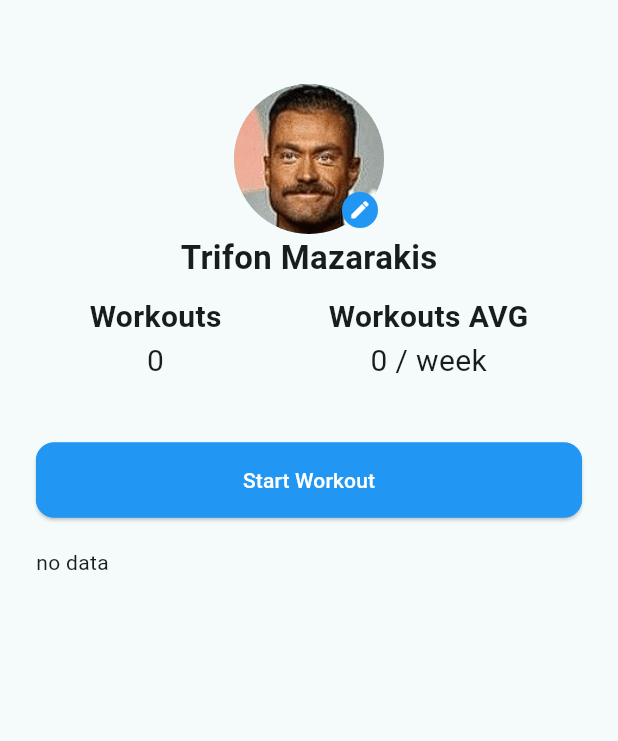
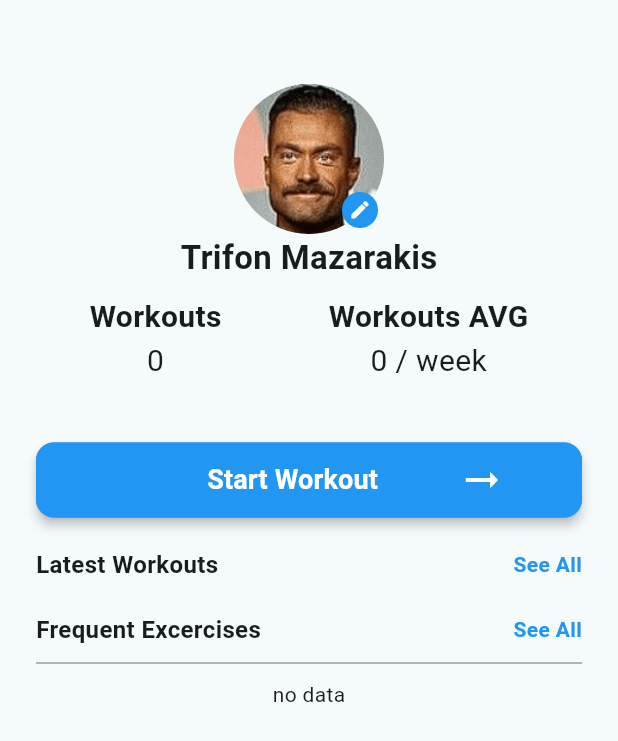
Before and after one commit to Tryferos/Workout, a Flutter app: the screen it shows after launch, on a phone screen of 412 x 824 dp. Shown: the top 741 px of the screen. Run offline on Flutter 3.47's test engine with Material 2 defaults, Android fonts, the phone set to English and light mode, and no system bars; our stand-ins replace pie_chart, sqflite; accounts and stored records are empty.

Commit message:
add recent workouts on landing page

```diff
--- a/lib/landing/charts.dart
+++ b/lib/landing/charts.dart
@@ -17,7 +17,29 @@ class _ExcercisesChartState extends State<ExcercisesChart> {
 
   @override
   Widget build(BuildContext context) {
-    return FutureBuilder(
+    return Column(
+      children: [
+        const Row(
+          mainAxisAlignment: MainAxisAlignment.spaceBetween,
+          children: [
+            Text(
+              'Frequent Excercises',
+              style: TextStyle(fontSize: 16, fontWeight: FontWeight.bold),
+            ),
+            Text(
+              'See All',
+              style: TextStyle(
+                  fontSize: 14,
+                  fontWeight: FontWeight.w600,
+                  color: Colors.blue),
+            ),
+          ],
+        ),
+        const Divider(
+          height: 22,
+          color: Colors.grey,
+        ),
+        FutureBuilder(
             builder: (context, snapshot) {
               if (snapshot.hasData) {
                 if (snapshot.data!.isEmpty) return const Text('no data');
@@ -72,6 +94,8 @@ class _ExcercisesChartState extends State<ExcercisesChart> {
               }
               return const CircularProgressIndicator();
             },
-        future: ExcerciseInfo.excercisesFrequent());
+            future: ExcerciseInfo.excercisesFrequent()),
+      ],
+    );
   }
 }
--- a/lib/landing/layout.dart
+++ b/lib/landing/layout.dart
@@ -1,6 +1,7 @@
 import 'package:flutter/material.dart';
 import 'package:flutter_application_1/landing/charts.dart';
 import 'package:flutter_application_1/landing/profiling.dart';
+import 'package:flutter_application_1/landing/recent.dart';
 
 import '../index.dart';
 
@@ -30,7 +31,14 @@ class _LayoutLandingState extends State<LayoutLanding> {
             SizedBox(
               height: 20,
             ),
+            RecentWorkouts(),
+            SizedBox(
+              height: 20,
+            ),
             ExcercisesChart(),
+            SizedBox(
+              height: 100,
+            )
           ],
         ),
       )),
@@ -48,6 +56,7 @@ class StartWorkoutButton extends StatelessWidget {
       height: 50,
       child: ElevatedButton(
           style: ButtonStyle(
+            elevation: MaterialStateProperty.all<double>(3),
             shape: MaterialStateProperty.all<RoundedRectangleBorder>(
                 RoundedRectangleBorder(
                     borderRadius: BorderRadius.circular(12.0),
@@ -60,11 +69,21 @@ class StartWorkoutButton extends StatelessWidget {
               MaterialPageRoute(builder: (context) => const BodyPartSelector()),
             );
           },
-        child: const Text(
-          'Start Workout',
-          style: TextStyle(color: Colors.white),
+          child: const Row(
+            mainAxisAlignment: MainAxisAlignment.spaceAround,
+            children: [
+              SizedBox(
+                width: 10,
               ),
-      ),
+              Text('Start Workout',
+                  style: TextStyle(
+                      color: Colors.white,
+                      fontSize: 18,
+                      fontWeight: FontWeight.bold)),
+              Icon(Icons.arrow_right_alt_outlined,
+                  color: Colors.white, size: 32)
+            ],
+          )),
     );
   }
 }
--- /dev/null
+++ b/lib/landing/recent.dart
@@ -0,0 +1,92 @@
+import 'dart:math';
+
+import 'package:flutter/material.dart';
+
+import '../main.dart';
+import '../session.dart';
+
+class RecentWorkouts extends StatefulWidget {
+  const RecentWorkouts({super.key});
+
+  @override
+  State<RecentWorkouts> createState() => _RecentWorkoutsState();
+}
+
+class _RecentWorkoutsState extends State<RecentWorkouts> {
+  List<String> bodyPartsTotal = [];
+  @override
+  void initState() {
+    super.initState();
+    setState(() {
+      for (var i = 0; i < min(2, sessions.length); i++) {
+        List<String> bodyParts = [];
+        sessions[i]
+            .excerciseInfo!
+            .map((element) => element.excercise.bodyPart)
+            .toList()
+            .forEach((element) {
+          if (!bodyParts.contains(element)) bodyParts.add(element);
+        });
+        bodyPartsTotal.add(bodyParts.join(', '));
+      }
+    });
+  }
+
+  @override
+  Widget build(BuildContext context) {
+    return Column(
+      children: [
+        const Row(
+          mainAxisAlignment: MainAxisAlignment.spaceBetween,
+          children: [
+            Text(
+              'Latest Workouts',
+              style: TextStyle(fontSize: 16, fontWeight: FontWeight.bold),
+            ),
+            Text(
+              'See All',
+              style: TextStyle(
+                  fontSize: 14,
+                  fontWeight: FontWeight.w600,
+                  color: Colors.blue),
+            ),
+          ],
+        ),
+        for (var i = 0; i < bodyPartsTotal.length; i++)
+          Padding(
+            padding: const EdgeInsets.only(top: 10),
+            child: ListTile(
+              shape: const RoundedRectangleBorder(
+                  side: BorderSide(color: Colors.grey, width: 0.75),
+                  borderRadius: BorderRadius.all(Radius.circular(10))),
+              leading: const Icon(Icons.fitness_center),
+              title: Text(
+                bodyPartsTotal[i],
+                style:
+                    const TextStyle(fontWeight: FontWeight.w700, fontSize: 16),
+              ),
+              trailing: Stack(
+                children: [
+                  PopupMenuButton<int>(
+                    offset: Offset.fromDirection(3, 40),
+                    onSelected: (item) => {},
+                    itemBuilder: (context) => [
+                      const PopupMenuItem<int>(
+                          value: 0, child: Text('View More')),
+                      const PopupMenuItem<int>(value: 1, child: Text('Delete')),
+                    ],
+                  ),
+                ],
+              ),
+              subtitle: Text(
+                  style: const TextStyle(
+                      fontWeight: FontWeight.w700,
+                      fontSize: 14,
+                      color: Color.fromARGB(255, 134, 131, 131)),
+                  '${sessions[i].excerciseInfo!.map((el) => el.sets.length).reduce((value, element) => value + element)} Sets, ${(sessions[i].duration / 60).round()}m | ${Session.getAgo(sessions[i].date)}'),
+            ),
+          )
+      ],
+    );
+  }
+}
--- a/lib/main.dart
+++ b/lib/main.dart
@@ -52,7 +52,7 @@ class _MyAppState extends State<MyApp> {
   @override
   Widget build(BuildContext context) {
     return MaterialApp(
-      title: 'Flutter Demo',
+      title: 'Workout',
       theme: ThemeData(
         colorScheme: ColorScheme.fromSeed(seedColor: Colors.white),
         useMaterial3: true,
--- a/lib/session.dart
+++ b/lib/session.dart
@@ -10,6 +10,26 @@ class Session extends StatefulWidget {
   const Session({super.key, required this.selectedBodyParts});
 
   final List<String> selectedBodyParts;
+
+  static String getAgo(int millis) {
+    DateTime date = DateTime.now();
+    int timePassed = ((date.millisecondsSinceEpoch - millis) / 1000).round();
+    String lastWorkout = '';
+
+    int hoursPassed = (timePassed / 3600).round();
+    if (hoursPassed < 24) {
+      return '${hoursPassed}h ago';
+    }
+    int daysPassed = (hoursPassed / 24).round();
+    if (daysPassed < 7) {
+      return '${daysPassed}d ago';
+    }
+    int weeksPassed = (daysPassed / 7).round();
+    if (weeksPassed < 4) {
+      return '${weeksPassed}w ago';
+    }
+    return lastWorkout;
+  }
 
   @override
   State<Session> createState() => _SessionState();
```
Lines whose indentation alone changed are shown as unchanged.
